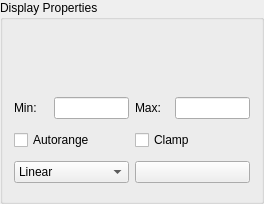
FXIhub/owl, file displayBox.ui: the form before one commit.
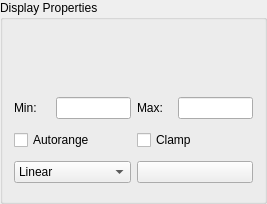
The form after the commit. Custom widgets are drawn as their Qt base class.

Patch:
```diff
--- a/displayBox.ui
+++ b/displayBox.ui
@@ -6,7 +6,7 @@
    <rect>
     <x>0</x>
     <y>0</y>
-    <width>264</width>
+    <width>267</width>
     <height>204</height>
    </rect>
   </property>
```
Left out of the diff: 3 changed lines with no effect on the pictures.
